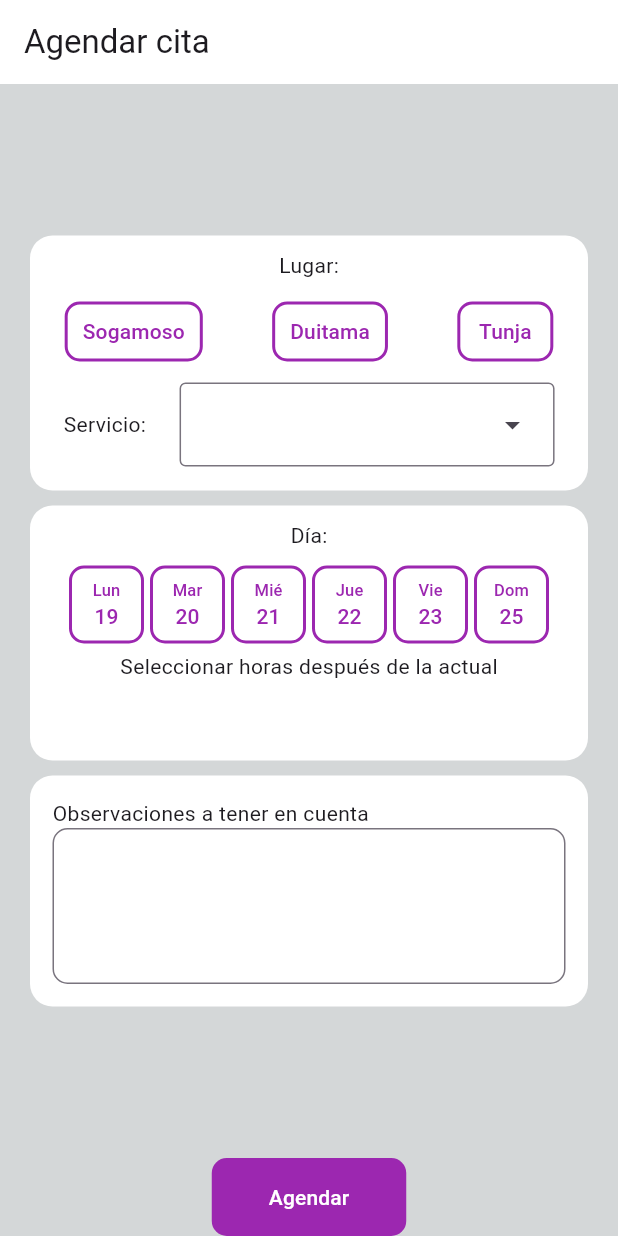
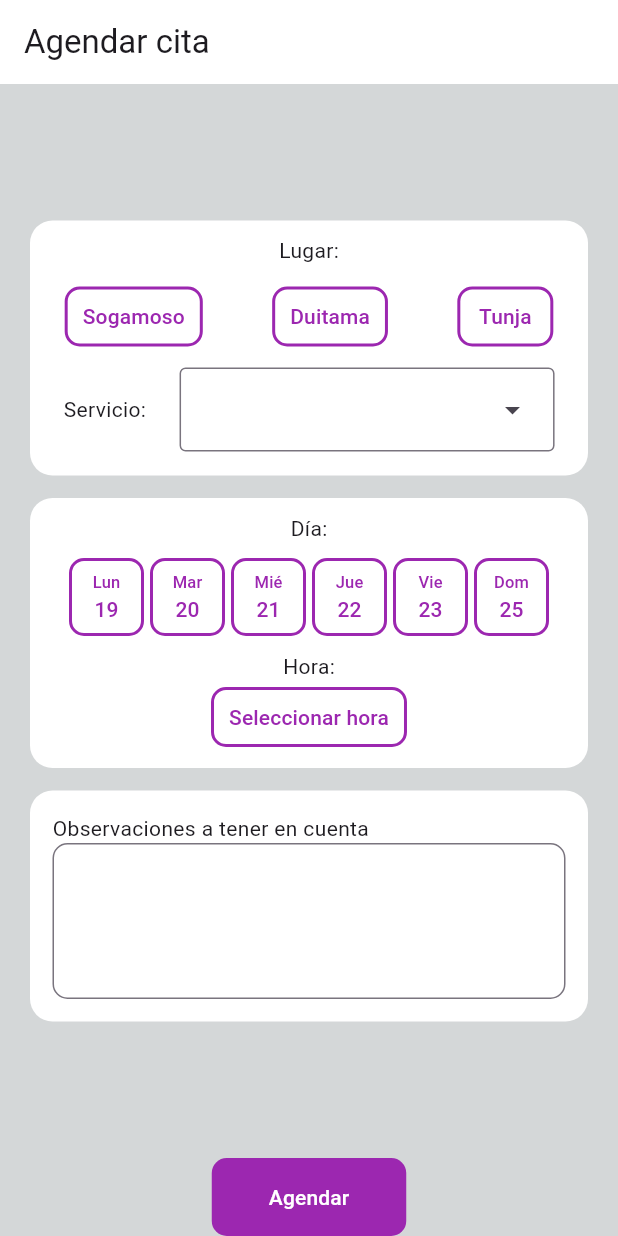
Before and after one commit to judagonsa/ekilibra_spa, a Flutter app: the QuotePage screen opened by its route, on a phone screen of 412 x 824 dp. Run offline on Flutter 3.47's test engine with Material 3 defaults, Android fonts, the phone set to English and light mode, and no system bars; our stand-ins replace flutter_bloc, freezed_annotation, go_router, image_picker, shared_preferences; accounts and stored records are empty.

Commit message:
Show time picker for seleced hour for quote

```diff
--- a/lib/app/config/helpers/datetime_helper.dart
+++ b/lib/app/config/helpers/datetime_helper.dart
@@ -26,12 +26,9 @@ class DatetimeHelper {
     return '${dayWeekArray[dayWeek]}';
   }
 
-  String getHoursOfDay() {
+  String getHoursOfDay(DateTime hour) {
     final now = DateTime.now();
-    // final now2 = DateFormat("h:mma").format(now);
     DateFormat.jm().format(now);
     return '';
   }
-
-//función para retornar las horas a partir de la actual, hasta las 6 pm cada hora o cada 30
 }
--- a/lib/app/pages/quote/pages/quote_page.dart
+++ b/lib/app/pages/quote/pages/quote_page.dart
@@ -13,6 +13,7 @@ class QuotePage extends StatefulWidget {
 class _QuotePageState extends State<QuotePage> {
   String placeSelected = '';
   DateTime? dateSelected;
+  TimeOfDay? hourSelected;
 
   @override
   Widget build(BuildContext context) {
@@ -21,6 +22,8 @@ class _QuotePageState extends State<QuotePage> {
 
     final List<String> services = ['Limpieza facial', 'masaje', 'camilla'];
     final List<String> places = ['Sogamoso', 'Duitama', 'Tunja'];
+
+    final localizations = MaterialLocalizations.of(context);
 
     return Scaffold(
       backgroundColor: const Color.fromARGB(255, 212, 215, 216),
@@ -92,9 +95,9 @@ class _QuotePageState extends State<QuotePage> {
                     ),
                   ),
                 ),
-                const SizedBox(height: 10),
+                const SizedBox(height: 15),
                 Container(
-                  height: 170,
+                  height: 180,
                   decoration: const BoxDecoration(
                     color: Colors.white,
                     borderRadius: BorderRadius.all(Radius.circular(15)),
@@ -124,14 +127,47 @@ class _QuotePageState extends State<QuotePage> {
                           ],
                         ),
                         const Padding(
-                          padding: EdgeInsets.symmetric(vertical: 5),
-                          child: Text('Seleccionar horas después de la actual'),
+                          padding: EdgeInsets.only(top: 10),
+                          child: Text('Hora:'),
                         ),
+                        if (hourSelected == null)
+                          TextButton(
+                            onPressed: _selectedHour,
+                            style: ButtonHelpers().secondaryButton(
+                              textColor: Colors.purple,
+                              borderColor: Colors.purple,
+                            ),
+                            child: const Text('Seleccionar hora'),
+                          ),
+                        if (hourSelected != null)
+                          Row(
+                            mainAxisAlignment: MainAxisAlignment.center,
+                            children: [
+                              Text(
+                                localizations.formatTimeOfDay(hourSelected!),
+                              ),
+                              const SizedBox(width: 10),
+                              SizedBox(
+                                width: 45,
+                                child: TextButton(
+                                  onPressed: _selectedHour,
+                                  style: ButtonHelpers().secondaryButton(
+                                    textColor: Colors.purple,
+                                    borderColor: Colors.purple,
+                                  ),
+                                  child: const Icon(
+                                    Icons.edit,
+                                    size: 20,
+                                  ),
+                                ),
+                              ),
+                            ],
+                          )
                       ],
                     ),
                   ),
                 ),
-                const SizedBox(height: 10),
+                const SizedBox(height: 15),
                 Container(
                   decoration: const BoxDecoration(
                     color: Colors.white,
@@ -176,6 +212,18 @@ class _QuotePageState extends State<QuotePage> {
 
   _createQuote() {
     //validar items
+  }
+  Future<void> _selectedHour() async {
+    TimeOfDay? pickerHour = await showTimePicker(
+      context: context,
+      initialTime: TimeOfDay.now(),
+    );
+
+    if (pickerHour != null) {
+      setState(() {
+        hourSelected = pickerHour;
+      });
+    }
   }
 }
 
```
